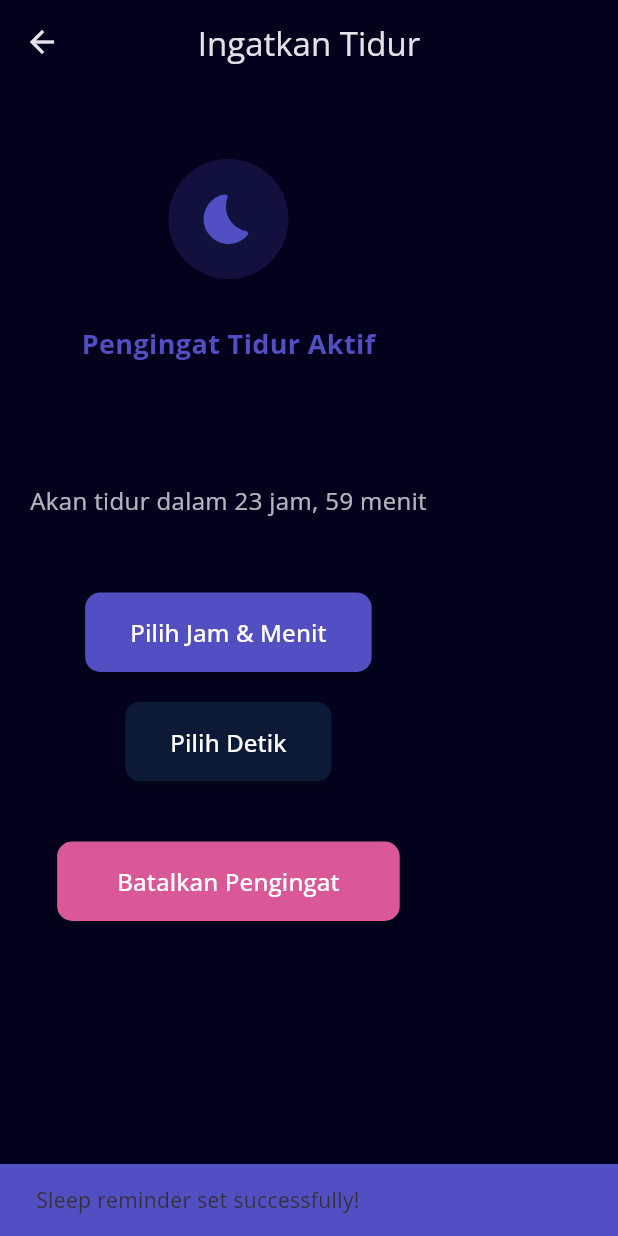
After one commit to TURU-template/TURU-Flutter, a Flutter app: the SleepReminderPage screen opened by its route, after a tap on "Aktifkan Pengingat", on a phone screen of 412 x 824 dp. The commit adds this screen. Run offline on Flutter 3.47's test engine with Material 3 defaults, Android fonts, the light colour scheme and no system bars; our stand-ins replace audioplayers, bootstrap_icons, fl_chart, flutter_local_notifications, flutter_svg, google_fonts and 4 more; missing offline and left inert: bcrypt, dotenv, mysql1; accounts and stored records are empty.

Commit message:
Notifikasi pengingat tidur
Ada bug run di android, untuk sementara pastiin runnya kalian udh punya:

        compileSdkVersion = 35
        ndkVersion = "27.2.12479018"

```diff
--- a/turu_mobile/lib/main.dart
+++ b/turu_mobile/lib/main.dart
@@ -10,8 +10,10 @@ import 'pages/detail_profil.dart';
 import 'pages/edit_profil.dart';
 import 'pages/edit_password.dart';
 import 'pages/sleep_history_page.dart';
+import 'pages/sleep_reminder_page.dart';
 
-void main() {
+void main() async {
+  WidgetsFlutterBinding.ensureInitialized();
   runApp(const TuruApp());
 }
 
@@ -58,6 +60,7 @@ class TuruApp extends StatelessWidget {
         '/profile_details': (context) => const ProfileDetailsPage(),
         '/edit_profil': (context) => const EditProfilPage(),
         '/edit_password': (context) => const EditPasswordPage(),
+        '/sleep_reminder': (context) => const SleepReminderPage(),
         '/history': (context) {
           return HistorySleepPage(scores: [88, 90, 75, 80, 92, 85, 70]);
         },
--- a/turu_mobile/lib/pages/profil.dart
+++ b/turu_mobile/lib/pages/profil.dart
@@ -188,6 +188,14 @@ class _ProfilPageState extends State<ProfilPage> {
           ),
           const SizedBox(height: 8),
           _settingItem(
+            icon: BootstrapIcons.alarm,
+            label: 'Ingatkan Tidur',
+            color: TuruColors.indigo,
+            onTap: () {
+              Navigator.pushNamed(context, '/sleep_reminder');
+            },
+          ),
+          _settingItem(
             icon: BootstrapIcons.trash,
             label: 'Hapus Rekaman Tidur',
             color: TuruColors.pink,
--- /dev/null
+++ b/turu_mobile/lib/pages/sleep_reminder_page.dart
@@ -0,0 +1,389 @@
+import 'package:flutter/material.dart';
+import '../main.dart';
+import '../services/sleep_reminder_service.dart';
+import 'dart:async';
+
+class SleepReminderPage extends StatefulWidget {
+  const SleepReminderPage({super.key});
+
+  @override
+  State<SleepReminderPage> createState() => _SleepReminderPageState();
+}
+
+class _SleepReminderPageState extends State<SleepReminderPage> {
+  final SleepReminderService _reminderService = SleepReminderService();
+
+  TimeOfDay _selectedTime = TimeOfDay.now();
+  int _selectedSeconds = 0;
+  bool _isReminderSet = false;
+  String _formattedTime = '';
+  String _timeRemaining = '';
+
+  Timer? _timer;
+
+  @override
+  void initState() {
+    super.initState();
+    _loadSavedReminder();
+    _startTimer();
+  }
+
+  @override
+  void dispose() {
+    _timer?.cancel();
+    super.dispose();
+  }
+
+  void _startTimer() {
+    // Update the time remaining every second
+    _timer = Timer.periodic(const Duration(seconds: 1), (timer) async {
+      if (_isReminderSet) {
+        final nextReminder = await _reminderService.getNextReminderTime();
+        if (nextReminder != null) {
+          setState(() {
+            _timeRemaining = _reminderService.formatTimeRemaining(nextReminder);
+          });
+
+          // Check if it's time to show the reminder
+          final now = DateTime.now();
+          final difference = nextReminder.difference(now);
+          if (difference.inSeconds <= 0 && difference.inSeconds > -2) {
+            _showReminderDialog();
+          }
+        }
+      }
+    });
+  }
+
+  void _showReminderDialog() {
+    showDialog(
+      context: context,
+      barrierDismissible: false,
+      builder: (context) => AlertDialog(
+        backgroundColor: TuruColors.darkblue,
+        title: const Text(
+          'Waktunya Tidur!',
+          style: TextStyle(color: Colors.white),
+        ),
+        content: const Text(
+          'Ayo tidur, istirahat dulu!',
+          style: TextStyle(color: Colors.white70),
+        ),
+        actions: [
+          TextButton(
+            onPressed: () {
+              Navigator.pop(context);
+            },
+            child: const Text(
+              'OK',
+              style: TextStyle(color: TuruColors.indigo),
+            ),
+          ),
+        ],
+      ),
+    );
+  }
+
+  Future<void> _loadSavedReminder() async {
+    final reminderTime = await _reminderService.getSleepReminderTime();
+    final isActive = await _reminderService.isSleepReminderActive();
+
+    if (reminderTime != null) {
+      setState(() {
+        _selectedTime = TimeOfDay(hour: reminderTime['hour']!, minute: reminderTime['minute']!);
+        _selectedSeconds = reminderTime['second']!;
+        _isReminderSet = isActive;
+        _formatTime();
+      });
+
+      // Update time remaining if reminder is active
+      if (isActive) {
+        final nextReminder = await _reminderService.getNextReminderTime();
+        if (nextReminder != null) {
+          setState(() {
+            _timeRemaining = _reminderService.formatTimeRemaining(nextReminder);
+          });
+        }
+      }
+    }
+  }
+
+  void _formatTime() {
+    String hourStr = _selectedTime.hour.toString().padLeft(2, '0');
+    String minuteStr = _selectedTime.minute.toString().padLeft(2, '0');
+    String secondStr = _selectedSeconds.toString().padLeft(2, '0');
+
+    setState(() {
+      _formattedTime = '$hourStr:$minuteStr:$secondStr';
+    });
+  }
+
+  Future<void> _selectTime(BuildContext context) async {
+    final TimeOfDay? pickedTime = await showTimePicker(
+      context: context,
+      initialTime: _selectedTime,
+      builder: (context, child) {
+        return Theme(
+          data: Theme.of(context).copyWith(
+            colorScheme: const ColorScheme.dark(
+              primary: TuruColors.indigo,
+              onPrimary: Colors.white,
+              surface: TuruColors.darkblue,
+              onSurface: Colors.white,
+            ),
+            dialogBackgroundColor: TuruColors.primaryBackground,
+            timePickerTheme: TimePickerThemeData(
+              hourMinuteTextColor: Colors.white,
+              dayPeriodTextColor: Colors.white,
+            ),
+            materialTapTargetSize: MaterialTapTargetSize.padded,
+            useMaterial3: true,
+          ),
+          child: MediaQuery(
+            data: MediaQuery.of(context).copyWith(
+              alwaysUse24HourFormat: true,
+            ),
+            child: child!,
+          ),
+        );
+      },
+    );
+
+    if (pickedTime != null && pickedTime != _selectedTime) {
+      setState(() {
+        _selectedTime = pickedTime;
+        _formatTime();
+      });
+    }
+  }
+
+  Future<void> _selectSeconds(BuildContext context) async {
+    await showDialog(
+      context: context,
+      builder: (context) {
+        return AlertDialog(
+          backgroundColor: TuruColors.darkblue,
+          title: const Text('Set Seconds', style: TextStyle(color: Colors.white)),
+          content: StatefulBuilder(
+            builder: (context, setDialogState) {
+              return Column(
+                mainAxisSize: MainAxisSize.min,
+                children: [
+                  Slider(
+                    value: _selectedSeconds.toDouble(),
+                    min: 0,
+                    max: 59,
+                    divisions: 59,
+                    activeColor: TuruColors.indigo,
+                    label: _selectedSeconds.toString(),
+                    onChanged: (value) {
+                      setDialogState(() {
+                        _selectedSeconds = value.toInt();
+                      });
+                    },
+                  ),
+                  Text(
+                    '${_selectedSeconds.toString().padLeft(2, '0')} seconds',
+                    style: const TextStyle(color: Colors.white, fontSize: 18),
+                  ),
+                ],
+              );
+            },
+          ),
+          actions: [
+            TextButton(
+              onPressed: () => Navigator.pop(context),
+              style: TextButton.styleFrom(foregroundColor: Colors.white),
+              child: const Text('Cancel'),
+            ),
+            TextButton(
+              onPressed: () {
+                setState(() {
+                  _formatTime();
+                });
+                Navigator.pop(context);
+              },
+              style: TextButton.styleFrom(foregroundColor: TuruColors.indigo),
+              child: const Text('Confirm'),
+            ),
+          ],
+        );
+      },
+    );
+  }
+
+  Future<void> _setReminder() async {
+    // Set the reminder
+    await _reminderService.setSleepReminder(
+      _selectedTime.hour,
+      _selectedTime.minute,
+      _selectedSeconds,
+    );
+
+    setState(() {
+      _isReminderSet = true;
+    });
+
+    // Update time remaining
+    final nextReminder = await _reminderService.getNextReminderTime();
+    if (nextReminder != null) {
+      setState(() {
+        _timeRemaining = _reminderService.formatTimeRemaining(nextReminder);
+      });
+    }
+
+    // Show success message
+    if (mounted) {
+      ScaffoldMessenger.of(context).showSnackBar(
+        const SnackBar(
+          content: Text('Sleep reminder set successfully!'),
+          backgroundColor: TuruColors.indigo,
+        ),
+      );
+    }
+  }
+
+  Future<void> _cancelReminder() async {
+    await _reminderService.cancelSleepReminder();
+
+    setState(() {
+      _isReminderSet = false;
+      _timeRemaining = '';
+    });
+
+    // Show cancellation message
+    if (mounted) {
+      ScaffoldMessenger.of(context).showSnackBar(
+        const SnackBar(
+          content: Text('Sleep reminder cancelled'),
+          backgroundColor: TuruColors.pink,
+        ),
+      );
+    }
+  }
+
+  @override
+  Widget build(BuildContext context) {
+    return Scaffold(
+      backgroundColor: TuruColors.primaryBackground,
+      appBar: AppBar(
+        backgroundColor: TuruColors.primaryBackground,
+        title: const Text('Ingatkan Tidur'),
+        centerTitle: true,
+        elevation: 0,
+      ),
+      body: Padding(
+        padding: const EdgeInsets.all(20.0),
+        child: Column(
+          crossAxisAlignment: CrossAxisAlignment.center,
+          children: [
+            const SizedBox(height: 30),
+            // Icon at the top
+            Container(
+              width: 80,
+              height: 80,
+              decoration: BoxDecoration(
+                color: TuruColors.indigo.withOpacity(0.2),
+                shape: BoxShape.circle,
+              ),
+              child: Icon(
+                Icons.bedtime_rounded,
+                size: 40,
+                color: _isReminderSet ? TuruColors.indigo : Colors.white54,
+              ),
+            ),
+            const SizedBox(height: 30),
+
+            // Status text
+            Text(
+              _isReminderSet
+                  ? 'Pengingat Tidur Aktif'
+                  : 'Pengingat Tidur Tidak Aktif',
+              style: TextStyle(
+                fontSize: 18,
+                fontWeight: FontWeight.bold,
+                color: _isReminderSet ? TuruColors.indigo : Colors.white,
+              ),
+            ),
+
+            const SizedBox(height: 10),
+
+            // Time display
+            if (_isReminderSet)
+              Column(
+                children: [
+                  Text(
+                    _formattedTime,
+                    style: const TextStyle(
+                      fontSize: 42,
+                      fontWeight: FontWeight.bold,
+                      color: Colors.white,
+                    ),
+                  ),
+                  const SizedBox(height: 10),
+                  Text(
+                    'Akan tidur dalam $_timeRemaining',
+                    style: const TextStyle(
+                      fontSize: 16,
+                      color: Colors.white70,
+                    ),
+                  ),
+                ],
+              ),
+
+            const SizedBox(height: 50),
+
+            // Time picker button
+            ElevatedButton(
+              onPressed: () => _selectTime(context),
+              style: ElevatedButton.styleFrom(
+                backgroundColor: TuruColors.indigo,
+                foregroundColor: Colors.white,
+                padding: const EdgeInsets.symmetric(horizontal: 30, vertical: 15),
+                shape: RoundedRectangleBorder(
+                  borderRadius: BorderRadius.circular(10),
+                ),
+              ),
+              child: const Text('Pilih Jam & Menit', style: TextStyle(fontSize: 16)),
+            ),
+
+            const SizedBox(height: 20),
+
+            // Seconds picker button
+            ElevatedButton(
+              onPressed: () => _selectSeconds(context),
+              style: ElevatedButton.styleFrom(
+                backgroundColor: TuruColors.darkblue,
+                foregroundColor: Colors.white,
+                padding: const EdgeInsets.symmetric(horizontal: 30, vertical: 15),
+                shape: RoundedRectangleBorder(
+                  borderRadius: BorderRadius.circular(10),
+                ),
+              ),
+              child: const Text('Pilih Detik', style: TextStyle(fontSize: 16)),
+            ),
+
+            const SizedBox(height: 40),
+
+            // Action button (Set or Cancel)
+            ElevatedButton(
+              onPressed: _isReminderSet ? _cancelReminder : _setReminder,
+              style: ElevatedButton.styleFrom(
+                backgroundColor: _isReminderSet ? TuruColors.pink : TuruColors.indigo,
+                foregroundColor: Colors.white,
+                padding: const EdgeInsets.symmetric(horizontal: 40, vertical: 15),
+                shape: RoundedRectangleBorder(
+                  borderRadius: BorderRadius.circular(10),
+                ),
+              ),
+              child: Text(
+                _isReminderSet ? 'Batalkan Pengingat' : 'Aktifkan Pengingat',
+                style: const TextStyle(fontSize: 16),
+              ),
+            ),
+          ],
+        ),
+      ),
+    );
+  }
+}
--- /dev/null
+++ b/turu_mobile/lib/services/sleep_reminder_service.dart
@@ -0,0 +1,117 @@
+import 'package:flutter/material.dart';
+import 'package:shared_preferences/shared_preferences.dart';
+import 'package:intl/intl.dart';
+
+class SleepReminderService {
+  static final SleepReminderService _instance = SleepReminderService._internal();
+
+  factory SleepReminderService() {
+    return _instance;
+  }
+
+  SleepReminderService._internal();
+
+  // Set the sleep reminder time
+  Future<void> setSleepReminder(int hour, int minute, int second) async {
+    final SharedPreferences prefs = await SharedPreferences.getInstance();
+
+    // Save the reminder time
+    await prefs.setInt('sleep_reminder_hour', hour);
+    await prefs.setInt('sleep_reminder_minute', minute);
+    await prefs.setInt('sleep_reminder_second', second);
+
+    // Set reminder active status
+    await prefs.setBool('sleep_reminder_active', true);
+  }
+
+  // Cancel the sleep reminder
+  Future<void> cancelSleepReminder() async {
+    final SharedPreferences prefs = await SharedPreferences.getInstance();
+
+    // Set reminder inactive
+    await prefs.setBool('sleep_reminder_active', false);
+  }
+
+  // Check if a sleep reminder is set
+  Future<bool> isSleepReminderActive() async {
+    final SharedPreferences prefs = await SharedPreferences.getInstance();
+    return prefs.getBool('sleep_reminder_active') ?? false;
+  }
+
+  // Get the saved sleep reminder time
+  Future<Map<String, int>?> getSleepReminderTime() async {
+    final SharedPreferences prefs = await SharedPreferences.getInstance();
+
+    final hour = prefs.getInt('sleep_reminder_hour');
+    final minute = prefs.getInt('sleep_reminder_minute');
+    final second = prefs.getInt('sleep_reminder_second');
+
+    if (hour != null && minute != null && second != null) {
+      return {
+        'hour': hour,
+        'minute': minute,
+        'second': second,
+      };
+    }
+
+    return null;
+  }
+
+  // Get formatted time string (HH:MM:SS)
+  Future<String> getFormattedTimeString() async {
+    final reminderTime = await getSleepReminderTime();
+
+    if (reminderTime != null) {
+      final hour = reminderTime['hour']!.toString().padLeft(2, '0');
+      final minute = reminderTime['minute']!.toString().padLeft(2, '0');
+      final second = reminderTime['second']!.toString().padLeft(2, '0');
+
+      return '$hour:$minute:$second';
+    }
+
+    return '--:--:--';
+  }
+
+  // Get next reminder time
+  Future<DateTime?> getNextReminderTime() async {
+    final reminderTime = await getSleepReminderTime();
+    final isActive = await isSleepReminderActive();
+
+    if (reminderTime != null && isActive) {
+      final now = DateTime.now();
+      DateTime scheduledTime = DateTime(
+        now.year,
+        now.month,
+        now.day,
+        reminderTime['hour']!,
+        reminderTime['minute']!,
+        reminderTime['second']!,
+      );
+
+      // If the time has already passed today, schedule for tomorrow
+      if (scheduledTime.isBefore(now)) {
+        scheduledTime = scheduledTime.add(const Duration(days: 1));
+      }
+
+      return scheduledTime;
+    }
+
+    return null;
+  }
+
+  // Format time to display in a user-friendly way
+  String formatTimeRemaining(DateTime targetTime) {
+    final now = DateTime.now();
+    final difference = targetTime.difference(now);
+
+    if (difference.inDays > 0) {
+      return '${difference.inDays} hari, ${difference.inHours % 24} jam';
+    } else if (difference.inHours > 0) {
+      return '${difference.inHours} jam, ${difference.inMinutes % 60} menit';
+    } else if (difference.inMinutes > 0) {
+      return '${difference.inMinutes} menit, ${difference.inSeconds % 60} detik';
+    } else {
+      return '${difference.inSeconds} detik';
+    }
+  }
+}
--- a/turu_mobile/pubspec.yaml
+++ b/turu_mobile/pubspec.yaml
@@ -33,11 +33,10 @@ dependencies:
   flutter_svg: ^2.0.7
   audioplayers: ^6.4.0
   fl_chart: ^0.71.0
-  intl: ^0.18.0  # Untuk format tanggal dan waktu
+  intl: ^0.18.0  # For formatting time
   http: ^1.0.0  # Untuk melakukan request HTTP
   image_picker: ^1.0.4
   shared_preferences: ^2.0.0
-
 
   flutter:
     sdk: flutter
```
Also changed, not shown: turu_mobile/lib/services/notification_service.dart (added, +142 -0 lines), turu_mobile/pubspec.lock, 2 other files.
